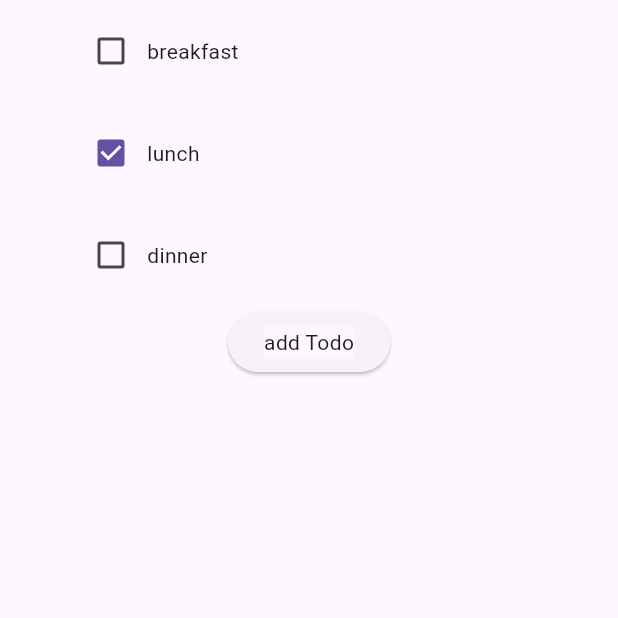
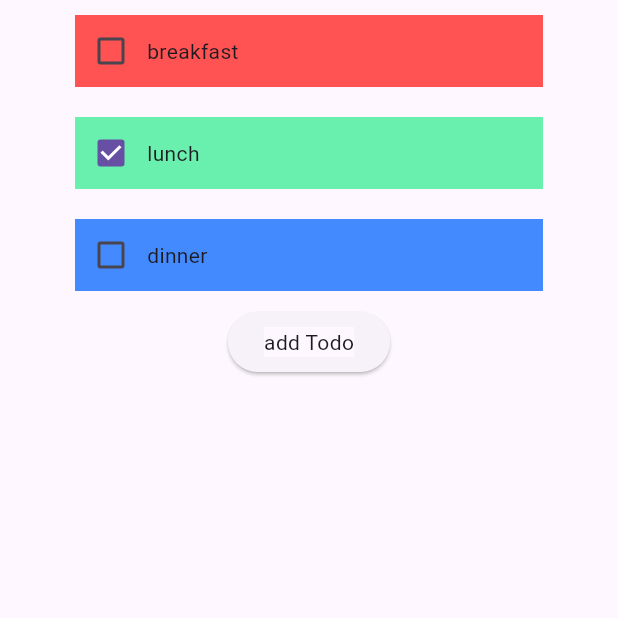
Before and after one commit to kiksun/flutter-todo-app, a Flutter app: the screen it shows after launch, on a phone screen of 412 x 824 dp, the top half of it. Run offline on Flutter 3.47's test engine with Material 3 defaults, Android fonts, the phone set to English and light mode, and no system bars; our stand-ins replace flutter_riverpod, freezed_annotation, riverpod_annotation; generated files the repository leaves out were written again.

Commit message:
add priority

```diff
--- /dev/null
+++ b/lib/enum.dart
@@ -0,0 +1,10 @@
+import 'package:flutter/material.dart';
+
+enum Priority {
+  high(Colors.redAccent),
+  mid(Colors.greenAccent),
+  low(Colors.blueAccent);
+
+  final Color backgroundColor;
+  const Priority(this.backgroundColor);
+}
--- a/lib/provider/todo.dart
+++ b/lib/model/todo.dart
@@ -1,4 +1,6 @@
 import 'package:freezed_annotation/freezed_annotation.dart';
+
+import '../enum.dart';
 
 part 'todo.freezed.dart';
 
@@ -8,5 +10,6 @@ class Todo with _$Todo {
     required int id,
     required String content,
     required bool completed,
+    required Priority priority,
   }) = _Todo;
 }
--- a/lib/screen/todo_item.dart
+++ b/lib/screen/todo_item.dart
@@ -1,6 +1,6 @@
 import 'package:flutter/material.dart';
 
-import '../provider/todo.dart';
+import '../model/todo.dart';
 
 class TodoItem extends StatelessWidget {
   const TodoItem({
@@ -17,6 +17,7 @@ class TodoItem extends StatelessWidget {
     print('TodoItem: ${todoContent.content}');
     return Material(
       child: Container(
+        color: todoContent.priority.backgroundColor,
         margin:
             const EdgeInsetsDirectional.symmetric(horizontal: 50, vertical: 10),
         child: Row(
--- a/lib/screen/todo_screen.dart
+++ b/lib/screen/todo_screen.dart
@@ -1,10 +1,12 @@
 import 'package:flutter/material.dart';
 import 'package:flutter_riverpod/flutter_riverpod.dart';
-import 'package:todo/provider/todo.dart';
+import 'package:todo/enum.dart';
+import 'package:todo/model/todo.dart';
 import 'package:todo/provider/todo_list_provider.dart';
 import 'package:todo/screen/todo_item.dart';
 
-Todo a() => const Todo(id: 4, content: 'hogehoge', completed: false);
+Todo a() => const Todo(
+    id: 4, content: 'hogehoge', completed: false, priority: Priority.mid);
 
 class TodoScreen extends ConsumerWidget {
   const TodoScreen({Key? key}) : super(key: key);
@@ -12,7 +14,6 @@ class TodoScreen extends ConsumerWidget {
   @override
   Widget build(BuildContext context, WidgetRef ref) {
     final todoList = ref.watch(todoListProvider);
-    print(TodoScreen);
     return Column(
       children: [
         ListView.builder(
```
Also changed, not shown: lib/provider/todo_list_provider.dart (+5 -4 lines), lib/model/todo.freezed.dart.
